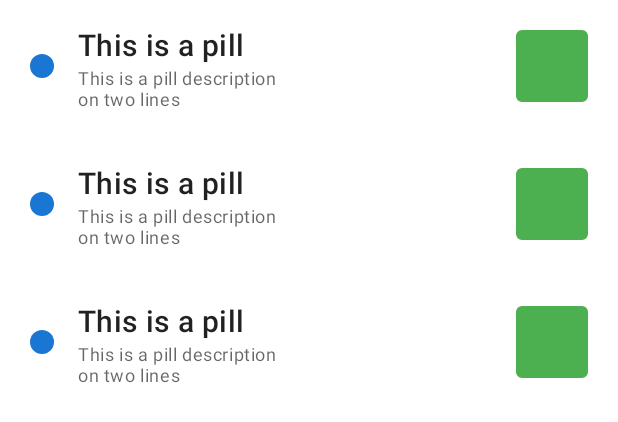
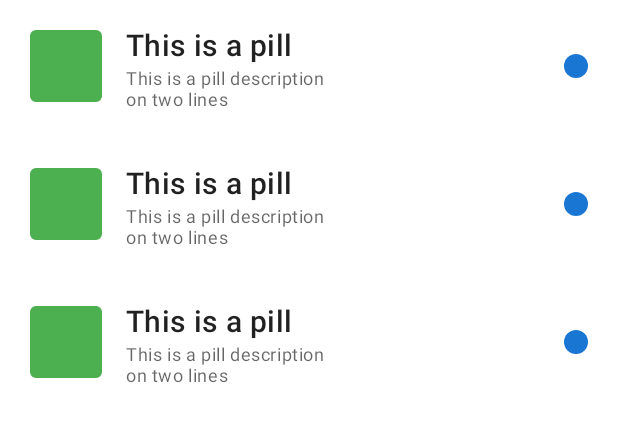
Before and after one commit to vojta-horanek/take-your-pill, an Android app: the layout fragment_home.xml on its own in the app's theme, with its tools: preview values and no code run, on a phone screen of 412 x 824 dp. Shown: the top 422 px of the screen. Run offline under Robolectric (Android 15) with nearby library versions, the phone set to English and light mode, and no system bars.

Commit message:
Adjusted item_pill.xml to match fragment_details.xml

```diff
--- a/app/src/main/res/layout/item_pill.xml
+++ b/app/src/main/res/layout/item_pill.xml
@@ -39,10 +39,10 @@
                 android:id="@+id/imagePillColor"
                 android:layout_width="@dimen/color_dot_size"
                 android:layout_height="@dimen/color_dot_size"
-                android:layout_marginStart="16dp"
+                android:layout_marginEnd="16dp"
                 android:src="@{pill.colorDrawable(context)}"
                 app:layout_constraintBottom_toBottomOf="parent"
-                app:layout_constraintStart_toStartOf="parent"
+                app:layout_constraintEnd_toEndOf="parent"
                 app:layout_constraintTop_toTopOf="parent"
                 tools:ignore="ContentDescription"
                 tools:src="@drawable/dot_blue" />
@@ -51,15 +51,12 @@
                 android:id="@+id/linearLayout"
                 android:layout_width="0dp"
                 android:layout_height="0dp"
-                android:layout_marginStart="16dp"
-                android:layout_marginTop="16dp"
-                android:layout_marginEnd="16dp"
-                android:layout_marginBottom="16dp"
+                android:layout_margin="16dp"
                 android:gravity="center"
                 android:orientation="vertical"
                 app:layout_constraintBottom_toBottomOf="parent"
-                app:layout_constraintEnd_toStartOf="@+id/imagePillPhoto"
-                app:layout_constraintStart_toEndOf="@+id/imagePillColor"
+                app:layout_constraintEnd_toStartOf="@+id/imagePillColor"
+                app:layout_constraintStart_toEndOf="@+id/imagePillPhoto"
                 app:layout_constraintTop_toTopOf="parent">
 
                 <TextView
@@ -88,14 +85,14 @@
                 android:id="@+id/imagePillPhoto"
                 android:layout_width="48dp"
                 android:layout_height="48dp"
+                android:layout_marginStart="16dp"
                 android:layout_marginTop="16dp"
-                android:layout_marginEnd="16dp"
                 android:layout_marginBottom="16dp"
                 android:scaleType="centerCrop"
                 android:src="@{pill.photoDrawable(context)}"
                 android:visibility="@{pill.photoVisibility}"
                 app:layout_constraintBottom_toBottomOf="parent"
-                app:layout_constraintEnd_toEndOf="parent"
+                app:layout_constraintStart_toStartOf="parent"
                 app:layout_constraintTop_toTopOf="parent"
                 app:shapeAppearance="@style/roundedCornersImageView"
                 tools:ignore="ContentDescription"
```
